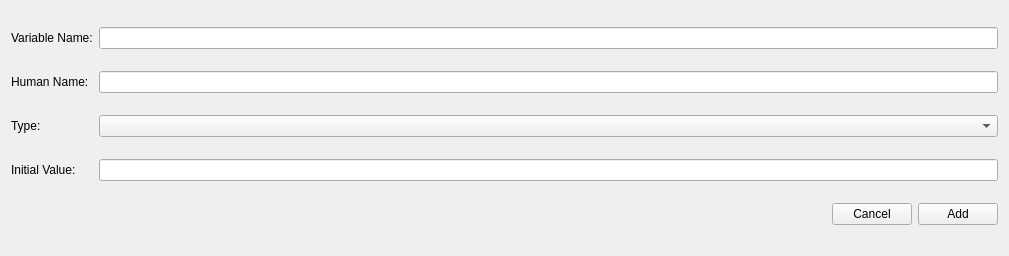
Old version of the form Source/Applications/PluginMaker/UI_Files/AddFilterParameter.ui in the repository BlueQuartzSoftware/DREAM3D.
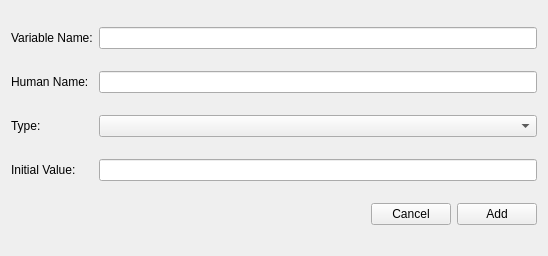
New version of the form. Custom widgets are drawn as their Qt base class.

```diff
--- a/Source/Applications/PluginMaker/UI_Files/AddFilterParameter.ui
+++ b/Source/Applications/PluginMaker/UI_Files/AddFilterParameter.ui
@@ -6,7 +6,7 @@
    <rect>
     <x>0</x>
     <y>0</y>
-    <width>1009</width>
+    <width>548</width>
     <height>256</height>
    </rect>
   </property>
```
